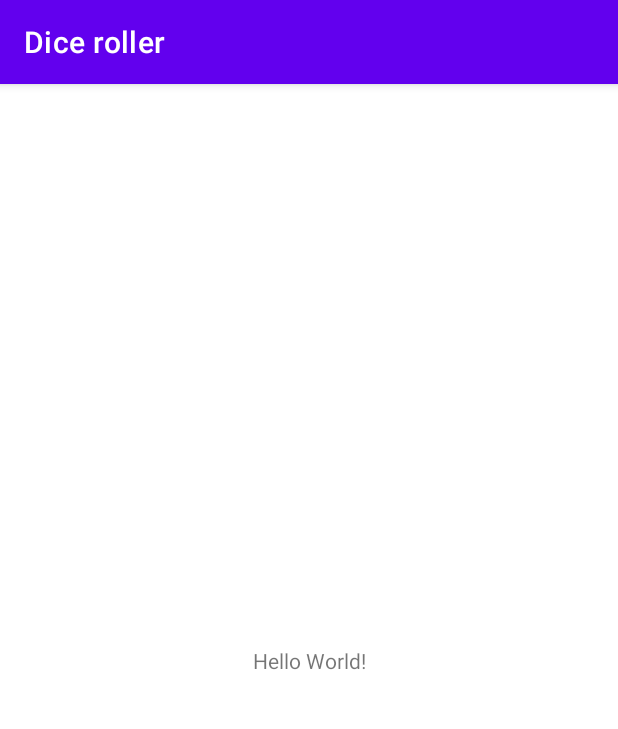
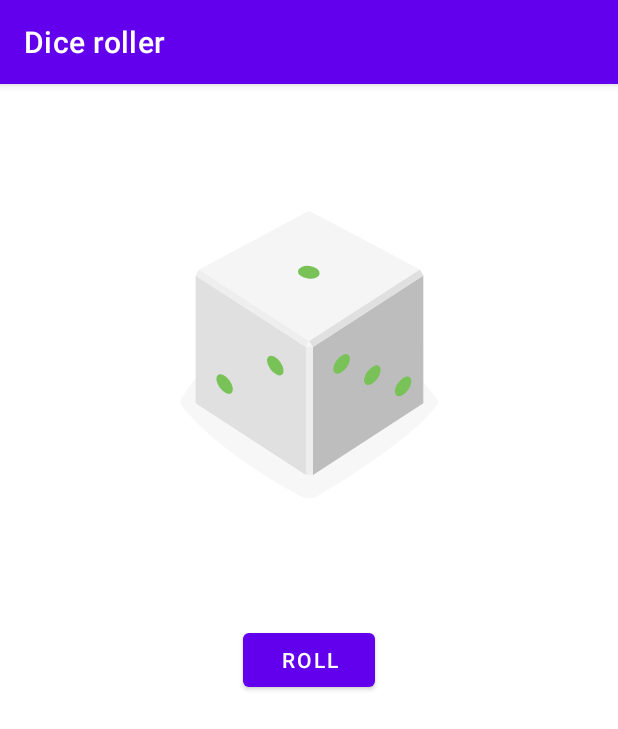
Before and after one commit to Lomotkov/DicerollerSimpleApp, an Android app: the screen it shows after launch (MainActivity), on a phone screen of 412 x 824 dp. Shown: the top 729 px of the screen. Run offline under Robolectric (Android 15) with nearby library versions, the phone set to English and light mode, and no system bars.

Commit message:
добавить функционал прокрутки кубика

```diff
--- a/app/build.gradle
+++ b/app/build.gradle
@@ -14,6 +14,7 @@ android {
         versionName "1.0"
 
         testInstrumentationRunner "androidx.test.runner.AndroidJUnitRunner"
+        vectorDrawables.useSupportLibrary = true
     }
 
     buildTypes {
--- a/app/src/main/java/com/example/diceroller/MainActivity.kt
+++ b/app/src/main/java/com/example/diceroller/MainActivity.kt
@@ -1,11 +1,46 @@
 package com.example.diceroller
 
+import android.os.Bundle
+import android.widget.Button
+import android.widget.ImageView
+import android.widget.Toast
 import androidx.appcompat.app.AppCompatActivity
-import android.os.Bundle
+import kotlin.random.Random
 
 class MainActivity : AppCompatActivity() {
+    private lateinit var diceImage: ImageView
+    private lateinit var rollButton: Button
+
+
     override fun onCreate(savedInstanceState: Bundle?) {
         super.onCreate(savedInstanceState)
         setContentView(R.layout.activity_main)
+        initComponents()
+        rollButton.apply {
+            setOnClickListener {
+                Toast.makeText(this@MainActivity, "Keep rolling", Toast.LENGTH_SHORT).show()
+                val diceRoll = Random.nextInt(1, 7)
+                diceImage.clickRoll(diceRoll)
+            }
+        }
+    }
+
+    private fun initComponents() {
+        diceImage = findViewById(R.id.diceImage)
+        rollButton = findViewById(R.id.roll_button)
+    }
+
+    private fun ImageView.clickRoll(diceRoll: Int) {
+        setImageResource(
+            when (diceRoll) {
+                1 -> R.drawable.dice_1
+                2 -> R.drawable.dice_2
+                3 -> R.drawable.dice_3
+                4 -> R.drawable.dice_4
+                5 -> R.drawable.dice_5
+                6 -> R.drawable.dice_6
+                else -> R.drawable.empty_dice
+            }
+        )
     }
 }
--- /dev/null
+++ b/app/src/main/res/drawable/dice_1.xml
@@ -0,0 +1,66 @@
+<!--
+  ~ Copyright 2018, The Android Open Source Project
+  ~
+  ~ Licensed under the Apache License, Version 2.0 (the "License");
+  ~ you may not use this file except in compliance with the License.
+  ~ You may obtain a copy of the License at
+  ~
+  ~     http://www.apache.org/licenses/LICENSE-2.0
+  ~
+  ~ Unless required by applicable law or agreed to in writing, software
+  ~ distributed under the License is distributed on an "AS IS" BASIS,
+  ~ WITHOUT WARRANTIES OR CONDITIONS OF ANY KIND, either express or implied.
+  ~ See the License for the specific language governing permissions and
+  ~ limitations under the License.
+  -->
+
+<vector xmlns:android="http://schemas.android.com/apk/res/android"
+    android:width="200dp"
+    android:height="250dp"
+    android:viewportWidth="800"
+    android:viewportHeight="1000">
+    <path
+        android:fillAlpha="0.5"
+        android:fillColor="#eee"
+        android:pathData="M740.8,635.42c-68.27,90.47 -249.77,201.76 -316,240.63a50.7,50.7 0,0 1,-49.93 0.81c-64.19,-35 -234.09,-133.88 -315.65,-242a14.69,14.69 0,0 1,-0.12 -17.49c77.58,-106.29 159.67,-258.89 341.06,-258.89 182,0 242.19,139.08 340.27,258.88A14.62,14.62 0,0 1,740.8 635.42Z"
+        android:strokeAlpha="0.5" />
+    <path
+        android:fillColor="#bdbdbd"
+        android:pathData="M704.9,630l-294.29,191.06l0,-340.85l294.29,-191.06l0,340.85z" />
+    <path
+        android:fillColor="#e0e0e0"
+        android:pathData="M97.59,630l294.29,191.06l0,-340.85l-294.29,-191.06l0,340.85z" />
+    <path
+        android:fillColor="#f5f5f5"
+        android:pathData="M400.14,464.73l-293.19,-191.45l293.19,-156.31l295.39,156.31l-295.39,191.45z" />
+    <path
+        android:fillColor="#eee"
+        android:pathData="M106.95,273.28l-9.36,15.87l294.29,191.06l8.26,-15.48l-293.19,-191.45z" />
+    <path
+        android:fillColor="#e0e0e0"
+        android:pathData="M695.53,273.28l9.37,15.87l-294.29,191.06l-10.47,-15.48l295.39,-191.45z" />
+    <path
+        android:fillColor="#eee"
+        android:pathData="M391.88,480.21h18.73v340.85h-18.73z" />
+    <path
+        android:fillColor="#f5f5f5"
+        android:pathData="M400.14,464.73l-8.26,15.48l18.73,0l-10.47,-15.48z" />
+    <path
+        android:fillColor="#78c257"
+        android:pathData="M397.45,297.62a16.9,28.71 97.07,1 0,4.16 -33.54a16.9,28.71 97.07,1 0,-4.16 33.54z" />
+    <path
+        android:fillColor="#78c257"
+        android:pathData="M297.17,539.02a30.12,16.11 53.82,1 0,26.01 -19.02a30.12,16.11 53.82,1 0,-26.01 19.02z" />
+    <path
+        android:fillColor="#78c257"
+        android:pathData="M161.96,588.24a30.12,16.11 53.82,1 0,26.01 -19.02a30.12,16.11 53.82,1 0,-26.01 19.02z" />
+    <path
+        android:fillColor="#78c257"
+        android:pathData="M551.15,579.45a30.12,16.11 126.18,1 0,35.56 -48.62a30.12,16.11 126.18,1 0,-35.56 48.62z" />
+    <path
+        android:fillColor="#78c257"
+        android:pathData="M469.12,549.58a30.12,16.11 126.18,1 0,35.56 -48.62a30.12,16.11 126.18,1 0,-35.56 48.62z" />
+    <path
+        android:fillColor="#78c257"
+        android:pathData="M633.17,609.29a30.12,16.11 126.18,1 0,35.56 -48.62a30.12,16.11 126.18,1 0,-35.56 48.62z" />
+</vector>
--- /dev/null
+++ b/app/src/main/res/drawable/dice_2.xml
@@ -0,0 +1,66 @@
+<!--
+  ~ Copyright 2018, The Android Open Source Project
+  ~
+  ~ Licensed under the Apache License, Version 2.0 (the "License");
+  ~ you may not use this file except in compliance with the License.
+  ~ You may obtain a copy of the License at
+  ~
+  ~     http://www.apache.org/licenses/LICENSE-2.0
+  ~
+  ~ Unless required by applicable law or agreed to in writing, software
+  ~ distributed under the License is distributed on an "AS IS" BASIS,
+  ~ WITHOUT WARRANTIES OR CONDITIONS OF ANY KIND, either express or implied.
+  ~ See the License for the specific language governing permissions and
+  ~ limitations under the License.
+  -->
+
+<vector xmlns:android="http://schemas.android.com/apk/res/android"
+    android:width="200dp"
+    android:height="250dp"
+    android:viewportWidth="800"
+    android:viewportHeight="1000">
+    <path
+        android:fillAlpha="0.5"
+        android:fillColor="#eee"
+        android:pathData="M740.8,635.42c-68.27,90.47 -249.77,201.76 -316,240.63a50.7,50.7 0,0 1,-49.93 0.81c-64.19,-35 -234.09,-133.88 -315.65,-242a14.69,14.69 0,0 1,-0.12 -17.49c77.58,-106.29 159.67,-258.89 341.06,-258.89 182,0 242.19,139.08 340.27,258.88A14.62,14.62 0,0 1,740.8 635.42Z"
+        android:strokeAlpha="0.5" />
+    <path
+        android:fillColor="#bdbdbd"
+        android:pathData="M704.9,630l-294.29,191.06l0,-340.85l294.29,-191.06l0,340.85z" />
+    <path
+        android:fillColor="#e0e0e0"
+        android:pathData="M97.59,630l294.29,191.06l0,-340.85l-294.29,-191.06l0,340.85z" />
+    <path
+        android:fillColor="#f5f5f5"
+        android:pathData="M400.14,464.73l-293.19,-191.45l293.19,-156.31l295.39,156.31l-295.39,191.45z" />
+    <path
+        android:fillColor="#eee"
+        android:pathData="M106.95,273.28l-9.36,15.87l294.29,191.06l8.26,-15.48l-293.19,-191.45z" />
+    <path
+        android:fillColor="#e0e0e0"
+        android:pathData="M695.53,273.28l9.37,15.87l-294.29,191.06l-10.47,-15.48l295.39,-191.45z" />
+    <path
+        android:fillColor="#eee"
+        android:pathData="M391.88,480.21h18.73v340.85h-18.73z" />
+    <path
+        android:fillColor="#f5f5f5"
+        android:pathData="M400.14,464.73l-8.26,15.48l18.73,0l-10.47,-15.48z" />
+    <path
+        android:fillColor="#78c257"
+        android:pathData="M520.85,303.25a16.9,28.71 97.07,1 0,4.16 -33.54a16.9,28.71 97.07,1 0,-4.16 33.54z" />
+    <path
+        android:fillColor="#78c257"
+        android:pathData="M273.33,291.99a16.9,28.71 97.07,1 0,4.16 -33.54a16.9,28.71 97.07,1 0,-4.16 33.54z" />
+    <path
+        android:fillColor="#78c257"
+        android:pathData="M229.56,563.64a30.12,16.11 53.82,1 0,26.01 -19.02a30.12,16.11 53.82,1 0,-26.01 19.02z" />
+    <path
+        android:fillColor="#78c257"
+        android:pathData="M311.58,533.77a30.12,16.11 53.82,1 0,26.01 -19.02a30.12,16.11 53.82,1 0,-26.01 19.02z" />
+    <path
+        android:fillColor="#78c257"
+        android:pathData="M147.54,593.49a30.12,16.11 53.82,1 0,26.01 -19.02a30.12,16.11 53.82,1 0,-26.01 19.02z" />
+    <path
+        android:fillColor="#78c257"
+        android:pathData="M551.15,579.45a30.12,16.11 126.18,1 0,35.56 -48.62a30.12,16.11 126.18,1 0,-35.56 48.62z" />
+</vector>
--- /dev/null
+++ b/app/src/main/res/drawable/dice_3.xml
@@ -0,0 +1,66 @@
+<!--
+  ~ Copyright 2018, The Android Open Source Project
+  ~
+  ~ Licensed under the Apache License, Version 2.0 (the "License");
+  ~ you may not use this file except in compliance with the License.
+  ~ You may obtain a copy of the License at
+  ~
+  ~     http://www.apache.org/licenses/LICENSE-2.0
+  ~
+  ~ Unless required by applicable law or agreed to in writing, software
+  ~ distributed under the License is distributed on an "AS IS" BASIS,
+  ~ WITHOUT WARRANTIES OR CONDITIONS OF ANY KIND, either express or implied.
+  ~ See the License for the specific language governing permissions and
+  ~ limitations under the License.
+  -->
+
+<vector xmlns:android="http://schemas.android.com/apk/res/android"
+    android:width="200dp"
+    android:height="250dp"
+    android:viewportWidth="800"
+    android:viewportHeight="1000">
+    <path
+        android:fillAlpha="0.5"
+        android:fillColor="#eee"
+        android:pathData="M740.8,635.42c-68.27,90.47 -249.77,201.76 -316,240.63a50.7,50.7 0,0 1,-49.93 0.81c-64.19,-35 -234.09,-133.88 -315.65,-242a14.69,14.69 0,0 1,-0.12 -17.49c77.58,-106.29 159.67,-258.89 341.06,-258.89 182,0 242.19,139.08 340.27,258.88A14.62,14.62 0,0 1,740.8 635.42Z"
+        android:strokeAlpha="0.5" />
+    <path
+        android:fillColor="#bdbdbd"
+        android:pathData="M704.9,630l-294.29,191.06l0,-340.85l294.29,-191.06l0,340.85z" />
+    <path
+        android:fillColor="#e0e0e0"
+        android:pathData="M97.59,630l294.29,191.06l0,-340.85l-294.29,-191.06l0,340.85z" />
+    <path
+        android:fillColor="#f5f5f5"
+        android:pathData="M400.14,464.73l-293.19,-191.45l293.19,-156.31l295.39,156.31l-295.39,191.45z" />
+    <path
+        android:fillColor="#eee"
+        android:pathData="M106.95,273.28l-9.36,15.87l294.29,191.06l8.26,-15.48l-293.19,-191.45z" />
+    <path
+        android:fillColor="#e0e0e0"
+        android:pathData="M695.53,273.28l9.37,15.87l-294.29,191.06l-10.47,-15.48l295.39,-191.45z" />
+    <path
+        android:fillColor="#eee"
+        android:pathData="M391.88,480.21h18.73v340.85h-18.73z" />
+    <path
+        android:fillColor="#f5f5f5"
+        android:pathData="M400.14,464.73l-8.26,15.48l18.73,0l-10.47,-15.48z" />
+    <path
+        android:fillColor="#78c257"
+        android:pathData="M398.11,297.62a16.9,28.71 97.07,1 0,4.16 -33.54a16.9,28.71 97.07,1 0,-4.16 33.54z" />
+    <path
+        android:fillColor="#78c257"
+        android:pathData="M548.27,304.46a16.9,28.71 97.07,1 0,4.16 -33.54a16.9,28.71 97.07,1 0,-4.16 33.54z" />
+    <path
+        android:fillColor="#78c257"
+        android:pathData="M247.95,290.79a16.9,28.71 97.07,1 0,4.16 -33.54a16.9,28.71 97.07,1 0,-4.16 33.54z" />
+    <path
+        android:fillColor="#78c257"
+        android:pathData="M229.56,563.64a30.12,16.11 53.82,1 0,26.01 -19.02a30.12,16.11 53.82,1 0,-26.01 19.02z" />
+    <path
+        android:fillColor="#78c257"
+        android:pathData="M483.54,554.83a30.12,16.11 126.18,1 0,35.56 -48.62a30.12,16.11 126.18,1 0,-35.56 48.62z" />
+    <path
+        android:fillColor="#78c257"
+        android:pathData="M618.75,604.04a30.12,16.11 126.18,1 0,35.56 -48.62a30.12,16.11 126.18,1 0,-35.56 48.62z" />
+</vector>
--- /dev/null
+++ b/app/src/main/res/drawable/dice_4.xml
@@ -0,0 +1,69 @@
+<!--
+  ~ Copyright 2018, The Android Open Source Project
+  ~
+  ~ Licensed under the Apache License, Version 2.0 (the "License");
+  ~ you may not use this file except in compliance with the License.
+  ~ You may obtain a copy of the License at
+  ~
+  ~     http://www.apache.org/licenses/LICENSE-2.0
+  ~
+  ~ Unless required by applicable law or agreed to in writing, software
+  ~ distributed under the License is distributed on an "AS IS" BASIS,
+  ~ WITHOUT WARRANTIES OR CONDITIONS OF ANY KIND, either express or implied.
+  ~ See the License for the specific language governing permissions and
+  ~ limitations under the License.
+  -->
+
+<vector xmlns:android="http://schemas.android.com/apk/res/android"
+    android:width="200dp"
+    android:height="250dp"
+    android:viewportWidth="800"
+    android:viewportHeight="1000">
+    <path
+        android:fillAlpha="0.5"
+        android:fillColor="#eee"
+        android:pathData="M740.8,635.42c-68.27,90.47 -249.77,201.76 -316,240.63a50.7,50.7 0,0 1,-49.93 0.81c-64.19,-35 -234.09,-133.88 -315.65,-242a14.69,14.69 0,0 1,-0.12 -17.49c77.58,-106.29 159.67,-258.89 341.06,-258.89 182,0 242.19,139.08 340.27,258.88A14.62,14.62 0,0 1,740.8 635.42Z"
+        android:strokeAlpha="0.5" />
+    <path
+        android:fillColor="#bdbdbd"
+        android:pathData="M704.9,630l-294.29,191.06l0,-340.85l294.29,-191.06l0,340.85z" />
+    <path
+        android:fillColor="#e0e0e0"
+        android:pathData="M97.59,630l294.29,191.06l0,-340.85l-294.29,-191.06l0,340.85z" />
+    <path
+        android:fillColor="#f5f5f5"
+        android:pathData="M400.14,464.73l-293.19,-191.45l293.19,-156.31l295.39,156.31l-295.39,191.45z" />
+    <path
+        android:fillColor="#eee"
+        android:pathData="M106.95,273.28l-9.36,15.87l294.29,191.06l8.26,-15.48l-293.19,-191.45z" />
+    <path
+        android:fillColor="#e0e0e0"
+        android:pathData="M695.53,273.28l9.37,15.87l-294.29,191.06l-10.47,-15.48l295.39,-191.45z" />
+    <path
+        android:fillColor="#eee"
+        android:pathData="M391.88,480.21h18.73v340.85h-18.73z" />
+    <path
+        android:fillColor="#f5f5f5"
+        android:pathData="M400.14,464.73l-8.26,15.48l18.73,0l-10.47,-15.48z" />
+    <path
+        android:fillColor="#78c257"
+        android:pathData="M530.08,303.65a16.9,28.71 97.07,1 0,4.16 -33.54a16.9,28.71 97.07,1 0,-4.16 33.54z" />
+    <path
+        android:fillColor="#78c257"
+        android:pathData="M389.68,218.17a16.9,28.71 97.07,1 0,4.16 -33.54a16.9,28.71 97.07,1 0,-4.16 33.54z" />
+    <path
+        android:fillColor="#78c257"
+        android:pathData="M405.35,377.09a16.9,28.71 97.07,1 0,4.16 -33.54a16.9,28.71 97.07,1 0,-4.16 33.54z" />
+    <path
+        android:fillColor="#78c257"
+        android:pathData="M264.95,291.6a16.9,28.71 97.07,1 0,4.16 -33.54a16.9,28.71 97.07,1 0,-4.16 33.54z" />
+    <path
+        android:fillColor="#78c257"
+        android:pathData="M297.17,541.59a30.12,16.11 53.82,1 0,26.01 -19.02a30.12,16.11 53.82,1 0,-26.01 19.02z" />
+    <path
+        android:fillColor="#78c257"
+        android:pathData="M161.96,590.81a30.12,16.11 53.82,1 0,26.01 -19.02a30.12,16.11 53.82,1 0,-26.01 19.02z" />
+    <path
+        android:fillColor="#78c257"
+        android:pathData="M551.15,579.45a30.12,16.11 126.18,1 0,35.56 -48.62a30.12,16.11 126.18,1 0,-35.56 48.62z" />
+</vector>
--- /dev/null
+++ b/app/src/main/res/drawable/dice_5.xml
@@ -0,0 +1,75 @@
+<!--
+  ~ Copyright 2018, The Android Open Source Project
+  ~
+  ~ Licensed under the Apache License, Version 2.0 (the "License");
+  ~ you may not use this file except in compliance with the License.
+  ~ You may obtain a copy of the License at
+  ~
+  ~     http://www.apache.org/licenses/LICENSE-2.0
+  ~
+  ~ Unless required by applicable law or agreed to in writing, software
+  ~ distributed under the License is distributed on an "AS IS" BASIS,
+  ~ WITHOUT WARRANTIES OR CONDITIONS OF ANY KIND, either express or implied.
+  ~ See the License for the specific language governing permissions and
+  ~ limitations under the License.
+  -->
+
+<vector xmlns:android="http://schemas.android.com/apk/res/android"
+    android:width="200dp"
+    android:height="250dp"
+    android:viewportWidth="800"
+    android:viewportHeight="1000">
+    <path
+        android:fillAlpha="0.5"
+        android:fillColor="#eee"
+        android:pathData="M740.8,635.42c-68.27,90.47 -249.77,201.76 -316,240.63a50.7,50.7 0,0 1,-49.93 0.81c-64.19,-35 -234.09,-133.88 -315.65,-242a14.69,14.69 0,0 1,-0.12 -17.49c77.58,-106.29 159.67,-258.89 341.06,-258.89 182,0 242.19,139.08 340.27,258.88A14.62,14.62 0,0 1,740.8 635.42Z"
+        android:strokeAlpha="0.5" />
+    <path
+        android:fillColor="#bdbdbd"
+        android:pathData="M704.9,630l-294.29,191.06l0,-340.85l294.29,-191.06l0,340.85z" />
+    <path
+        android:fillColor="#e0e0e0"
+        android:pathData="M97.59,630l294.29,191.06l0,-340.85l-294.29,-191.06l0,340.85z" />
+    <path
+        android:fillColor="#f5f5f5"
+        android:pathData="M400.14,464.73l-293.19,-191.45l293.19,-156.31l295.39,156.31l-295.39,191.45z" />
+    <path
+        android:fillColor="#eee"
+        android:pathData="M106.95,273.28l-9.36,15.87l294.29,191.06l8.26,-15.48l-293.19,-191.45z" />
+    <path
+        android:fillColor="#e0e0e0"
+        android:pathData="M695.53,273.28l9.37,15.87l-294.29,191.06l-10.47,-15.48l295.39,-191.45z" />
+    <path
+        android:fillColor="#eee"
+        android:pathData="M391.88,480.21h18.73v340.85h-18.73z" />
+    <path
+        android:fillColor="#f5f5f5"
+        android:pathData="M400.14,464.73l-8.26,15.48l18.73,0l-10.47,-15.48z" />
+    <path
+        android:fillColor="#78c257"
+        android:pathData="M397.05,297.63a16.9,28.71 97.07,1 0,4.16 -33.54a16.9,28.71 97.07,1 0,-4.16 33.54z" />
+    <path
+        android:fillColor="#78c257"
+        android:pathData="M547.21,304.45a16.9,28.71 97.07,1 0,4.16 -33.54a16.9,28.71 97.07,1 0,-4.16 33.54z" />
+    <path
+        android:fillColor="#78c257"
+        android:pathData="M388.17,207.62a16.9,28.71 97.07,1 0,4.16 -33.54a16.9,28.71 97.07,1 0,-4.16 33.54z" />
+    <path
+        android:fillColor="#78c257"
+        android:pathData="M405.93,387.62a16.9,28.71 97.07,1 0,4.16 -33.54a16.9,28.71 97.07,1 0,-4.16 33.54z" />
+    <path
+        android:fillColor="#78c257"
+        android:pathData="M246.89,290.79a16.9,28.71 97.07,1 0,4.16 -33.54a16.9,28.71 97.07,1 0,-4.16 33.54z" />
+    <path
+        android:fillColor="#78c257"
+        android:pathData="M229.56,563.64a30.12,16.11 53.82,1 0,26.01 -19.02a30.12,16.11 53.82,1 0,-26.01 19.02z" />
+    <path
+        android:fillColor="#78c257"
+        android:pathData="M551.15,579.45a30.12,16.11 126.18,1 0,35.56 -48.62a30.12,16.11 126.18,1 0,-35.56 48.62z" />
+    <path
+        android:fillColor="#78c257"
+        android:pathData="M469.12,549.58a30.12,16.11 126.18,1 0,35.56 -48.62a30.12,16.11 126.18,1 0,-35.56 48.62z" />
+    <path
+        android:fillColor="#78c257"
+        android:pathData="M633.17,609.29a30.12,16.11 126.18,1 0,35.56 -48.62a30.12,16.11 126.18,1 0,-35.56 48.62z" />
+</vector>
--- /dev/null
+++ b/app/src/main/res/drawable/dice_6.xml
@@ -0,0 +1,81 @@
+<!--
+  ~ Copyright 2018, The Android Open Source Project
+  ~
+  ~ Licensed under the Apache License, Version 2.0 (the "License");
+  ~ you may not use this file except in compliance with the License.
+  ~ You may obtain a copy of the License at
+  ~
+  ~     http://www.apache.org/licenses/LICENSE-2.0
+  ~
+  ~ Unless required by applicable law or agreed to in writing, software
+  ~ distributed under the License is distributed on an "AS IS" BASIS,
+  ~ WITHOUT WARRANTIES OR CONDITIONS OF ANY KIND, either express or implied.
+  ~ See the License for the specific language governing permissions and
+  ~ limitations under the License.
+  -->
+
+<vector xmlns:android="http://schemas.android.com/apk/res/android"
+    android:width="200dp"
+    android:height="250dp"
+    android:viewportWidth="800"
+    android:viewportHeight="1000">
+    <path
+        android:fillAlpha="0.5"
+        android:fillColor="#eee"
+        android:pathData="M740.8,635.42c-68.27,90.47 -249.77,201.76 -316,240.63a50.7,50.7 0,0 1,-49.93 0.81c-64.19,-35 -234.09,-133.88 -315.65,-242a14.69,14.69 0,0 1,-0.12 -17.49c77.58,-106.29 159.67,-258.89 341.06,-258.89 182,0 242.19,139.08 340.27,258.88A14.62,14.62 0,0 1,740.8 635.42Z"
+        android:strokeAlpha="0.5" />
+    <path
+        android:fillColor="#bdbdbd"
+        android:pathData="M704.9,630l-294.29,191.06l0,-340.85l294.29,-191.06l0,340.85z" />
+    <path
+        android:fillColor="#e0e0e0"
+        android:pathData="M97.59,630l294.29,191.06l0,-340.85l-294.29,-191.06l0,340.85z" />
+    <path
+        android:fillColor="#f5f5f5"
+        android:pathData="M400.14,464.73l-293.19,-191.45l293.19,-156.31l295.39,156.31l-295.39,191.45z" />
+    <path
+        android:fillColor="#eee"
+        android:pathData="M106.95,273.28l-9.36,15.87l294.29,191.06l8.26,-15.48l-293.19,-191.45z" />
+    <path
+        android:fillColor="#e0e0e0"
+        android:pathData="M695.53,273.28l9.37,15.87l-294.29,191.06l-10.47,-15.48l295.39,-191.45z" />
+    <path
+        android:fillColor="#eee"
+        android:pathData="M391.88,480.21h18.73v340.85h-18.73z" />
+    <path
+        android:fillColor="#f5f5f5"
+        android:pathData="M400.14,464.73l-8.26,15.48l18.73,0l-10.47,-15.48z" />
+    <path
+        android:fillColor="#78c257"
+        android:pathData="M326.53,254.89a16.9,28.71 97.07,1 0,4.16 -33.54a16.9,28.71 97.07,1 0,-4.16 33.54z" />
+    <path
+        android:fillColor="#78c257"
+        android:pathData="M537.57,298.78a16.9,28.71 97.07,1 0,4.16 -33.54a16.9,28.71 97.07,1 0,-4.16 33.54z" />
+    <path
+        android:fillColor="#78c257"
+        android:pathData="M397.17,213.3a16.9,28.71 97.07,1 0,4.16 -33.54a16.9,28.71 97.07,1 0,-4.16 33.54z" />
+    <path
+        android:fillColor="#78c257"
+        android:pathData="M396.31,381.95a16.9,28.71 97.07,1 0,4.16 -33.54a16.9,28.71 97.07,1 0,-4.16 33.54z" />
+    <path
+        android:fillColor="#78c257"
+        android:pathData="M255.91,296.47a16.9,28.71 97.07,1 0,4.16 -33.54a16.9,28.71 97.07,1 0,-4.16 33.54z" />
+    <path
+        android:fillColor="#78c257"
+        android:pathData="M466.93,340.37a16.9,28.71 97.07,1 0,4.16 -33.54a16.9,28.71 97.07,1 0,-4.16 33.54z" />
+    <path
+        android:fillColor="#78c257"
+        android:pathData="M230,563.64a30.12,16.11 53.82,1 0,26.01 -19.02a30.12,16.11 53.82,1 0,-26.01 19.02z" />
+    <path
+        android:fillColor="#78c257"
+        android:pathData="M312.02,533.78a30.12,16.11 53.82,1 0,26.01 -19.02a30.12,16.11 53.82,1 0,-26.01 19.02z" />
+    <path
+        android:fillColor="#78c257"
+        android:pathData="M147.96,593.48a30.12,16.11 53.82,1 0,26.01 -19.02a30.12,16.11 53.82,1 0,-26.01 19.02z" />
+    <path
+        android:fillColor="#78c257"
+        android:pathData="M483.54,554.83a30.12,16.11 126.18,1 0,35.56 -48.62a30.12,16.11 126.18,1 0,-35.56 48.62z" />
+    <path
+        android:fillColor="#78c257"
+        android:pathData="M618.75,604.04a30.12,16.11 126.18,1 0,35.56 -48.62a30.12,16.11 126.18,1 0,-35.56 48.62z" />
+</vector>
--- /dev/null
+++ b/app/src/main/res/drawable/empty_dice.xml
@@ -0,0 +1,27 @@
+<!--
+  ~ Copyright 2018, The Android Open Source Project
+  ~
+  ~ Licensed under the Apache License, Version 2.0 (the "License");
+  ~ you may not use this file except in compliance with the License.
+  ~ You may obtain a copy of the License at
+  ~
+  ~     http://www.apache.org/licenses/LICENSE-2.0
+  ~
+  ~ Unless required by applicable law or agreed to in writing, software
+  ~ distributed under the License is distributed on an "AS IS" BASIS,
+  ~ WITHOUT WARRANTIES OR CONDITIONS OF ANY KIND, either express or implied.
+  ~ See the License for the specific language governing permissions and
+  ~ limitations under the License.
+  -->
+
+<vector xmlns:android="http://schemas.android.com/apk/res/android"
+    android:width="200dp"
+    android:height="250dp"
+    android:viewportWidth="800"
+    android:viewportHeight="1000">
+
+    <path
+        android:fillColor="#00000000"
+        android:pathData="M0,0l0,0z" />
+
+</vector>
--- a/app/src/main/res/layout/activity_main.xml
+++ b/app/src/main/res/layout/activity_main.xml
@@ -6,13 +6,26 @@
     android:layout_height="match_parent"
     tools:context=".MainActivity">
 
-    <TextView
+    <ImageView
+        android:id="@+id/diceImage"
         android:layout_width="wrap_content"
         android:layout_height="wrap_content"
-        android:text="Hello World!"
-        app:layout_constraintBottom_toBottomOf="parent"
+        app:layout_constraintBottom_toTopOf="@+id/roll_button"
         app:layout_constraintLeft_toLeftOf="parent"
         app:layout_constraintRight_toRightOf="parent"
+        app:layout_constraintTop_toTopOf="parent"
+        app:srcCompat="@drawable/dice_1"
+        tools:src="@drawable/dice_1"
+        />
+
+    <Button
+        android:id="@+id/roll_button"
+        android:layout_width="wrap_content"
+        android:layout_height="wrap_content"
+        android:text="@string/rollButton"
+        app:layout_constraintBottom_toBottomOf="parent"
+        app:layout_constraintEnd_toEndOf="parent"
+        app:layout_constraintStart_toStartOf="parent"
         app:layout_constraintTop_toTopOf="parent" />
 
 </androidx.constraintlayout.widget.ConstraintLayout>
--- a/app/src/main/res/values/strings.xml
+++ b/app/src/main/res/values/strings.xml
@@ -1,3 +1,4 @@
 <resources>
     <string name="app_name">Dice roller</string>
+    <string name="rollButton">ROLL</string>
 </resources>
--- a/build.gradle
+++ b/build.gradle
@@ -5,8 +5,8 @@ buildscript {
         mavenCentral()
     }
     dependencies {
-        classpath "com.android.tools.build:gradle:7.0.3"
-        classpath "org.jetbrains.kotlin:kotlin-gradle-plugin:1.6.10"
+        classpath 'com.android.tools.build:gradle:7.3.0'
+        classpath "org.jetbrains.kotlin:kotlin-gradle-plugin:1.7.10"
 
         // NOTE: Do not place your application dependencies here; they belong
         // in the individual module build.gradle files
```
Also changed, not shown: gradle/wrapper/gradle-wrapper.properties.
